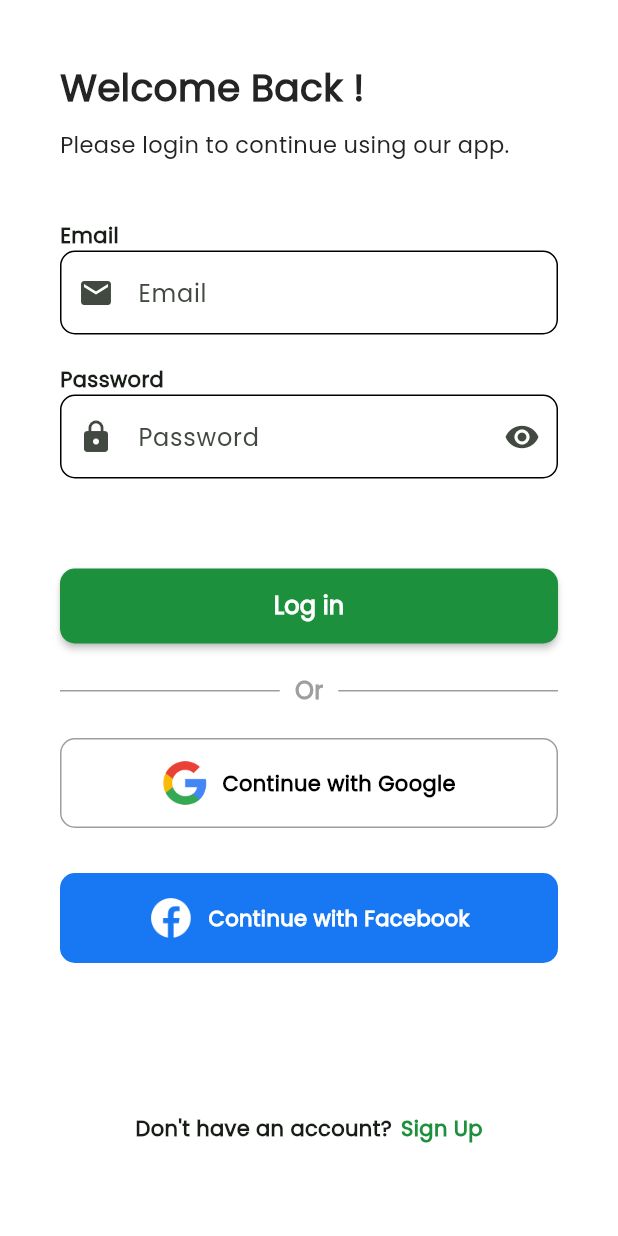
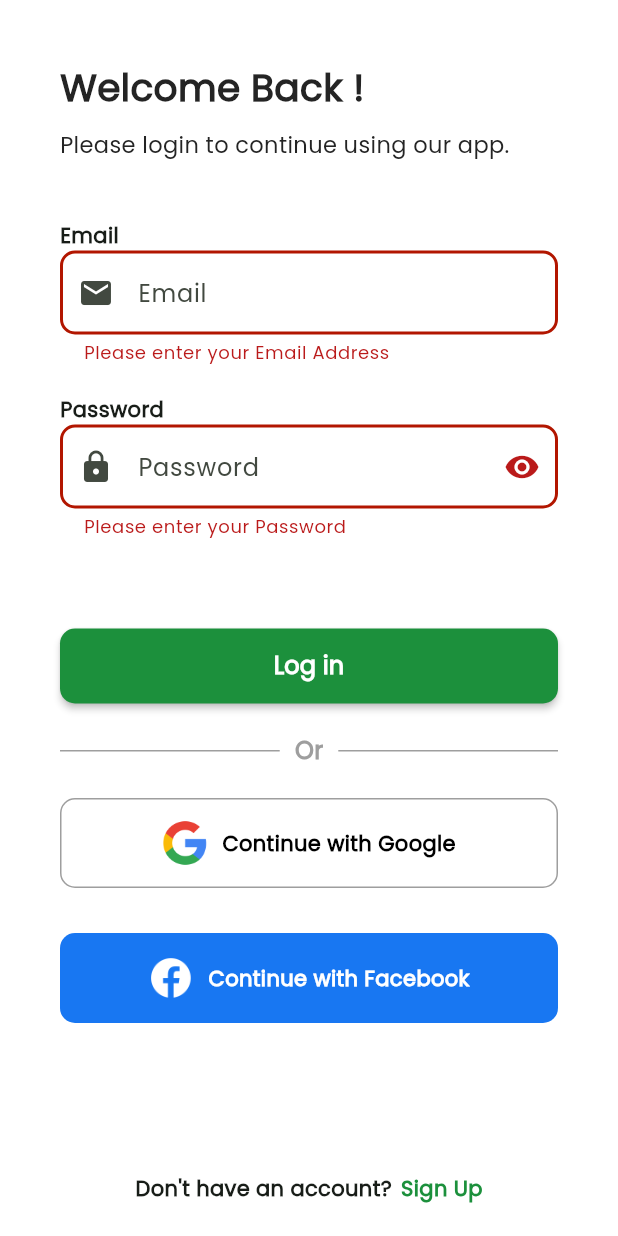
Before and after one commit to Nishan-Pradhan06/e-commerce-app-flutter, a Flutter app: the LoginPage screen opened directly, after a tap on "Log in", on a phone screen of 412 x 824 dp. Run offline on Flutter 3.47's test engine with Material 3 defaults, Android fonts, the phone set to English and light mode, and no system bars; our stand-ins replace get; missing offline and left inert: flutter_overboard.

Commit message:
form-validated

```diff
--- a/lib/controller/login_controller.dart
+++ b/lib/controller/login_controller.dart
@@ -1,10 +1,13 @@
 import 'package:flutter/material.dart';
 import 'package:get/get.dart';
+import 'dart:async';
+
+import '../views/pages/screens/home.dart';
 
 class LoginController extends GetxController {
   final TextEditingController emailController = TextEditingController();
   final TextEditingController passController = TextEditingController();
-  final GlobalKey<FormState>  formKey = GlobalKey<FormState>();
+  final GlobalKey<FormState> formKey = GlobalKey<FormState>();
   bool isHidden = true;
   bool isSignIn = false;
 
@@ -23,11 +26,67 @@ class LoginController extends GetxController {
   String? validateEmail(String? value) {
     if (value == null || value.isEmpty)
       return 'Please enter your Email Address';
+
+    // Regular expression pattern for email validation
+    final RegExp emailRegex = RegExp(
+      r'^[\w-\.]+@([\w-]+\.)+[\w-]{2,4}$',
+      caseSensitive: false,
+      multiLine: false,
+    );
+
+    // Check if the value matches the email pattern
+    if (!emailRegex.hasMatch(value)) {
+      return 'Please enter a valid Email Address';
+    }
+
     return null;
   }
 
   String? validatePassword(String? value) {
-    if (value == null || value.isEmpty) return 'Please enter your Password';
+    if (value == null || value.isEmpty) {
+      return 'Please enter your Password';
+    }
+
+    // Check if password length is at least 8 characters
+    if (value.length < 8) {
+      return 'Password must be at least 8 characters long';
+    }
+
+    // Check if password contains at least one uppercase letter
+    if (!value.contains(RegExp(r'[A-Z]'))) {
+      return 'Password must contain at least one uppercase letter';
+    }
+
+    // Check if password contains at least one lowercase letter
+    if (!value.contains(RegExp(r'[a-z]'))) {
+      return 'Password must contain at least one lowercase letter';
+    }
+
+    // Check if password contains at least one digit
+    if (!value.contains(RegExp(r'[0-9]'))) {
+      return 'Password must contain at least one digit';
+    }
+
+    // Check if password contains at least one special character
+    if (!value.contains(RegExp(r'[!@#$%^&*(),.?":{}|<>]'))) {
+      return 'Password must contain at least one special character';
+    }
+
     return null;
   }
+
+  Future<void> onSubmitForm(BuildContext context) async {
+    if (formKey.currentState?.validate() == false) return;
+    isSignIn = true;
+    update();
+    await Future.delayed(Duration(seconds: 3));
+    isSignIn = false;
+    update();
+    Navigator.push(
+      context,
+      MaterialPageRoute(
+        builder: (context) => HomePage(),
+      ),
+    );
+  }
 }
--- a/lib/views/pages/auth/signin.dart
+++ b/lib/views/pages/auth/signin.dart
@@ -1,10 +1,10 @@
 // ignore_for_file: avoid_print, must_be_immutable
 
-import 'package:e_commercee/controller/login_controller.dart';
-import 'package:e_commercee/views/components/button_widget.dart';
 import 'package:flutter/material.dart';
 import 'package:get/get.dart';
 import '../../../constant/const.dart';
+import '../../../controller/login_controller.dart';
+import '../../components/button_widget.dart';
 import '../../components/divider.dart';
 import '../../components/text_formfield_widget.dart';
 import '../../components/text_widget.dart';
@@ -105,12 +105,19 @@ class LoginPage extends StatelessWidget {
                     const SizedBox(
                       height: 60,
                     ),
-                    ButtonWidget(
-                      onPressed: () {
-
-                      },
-                      text: 'Log in',
-                    ),
+                    GetBuilder<LoginController>(
+                        init: _loginController,
+                        builder: (controller) {
+                          return ButtonWidget(
+                            onPressed: () {
+                              if (!controller.isSignIn) {
+                                _loginController.onSubmitForm(context);
+                              }
+                              print(  "clicked");
+                            },
+                            text: 'Log in',
+                          );
+                        }),
                     const SizedBox(
                       height: 20,
                     ),
```
